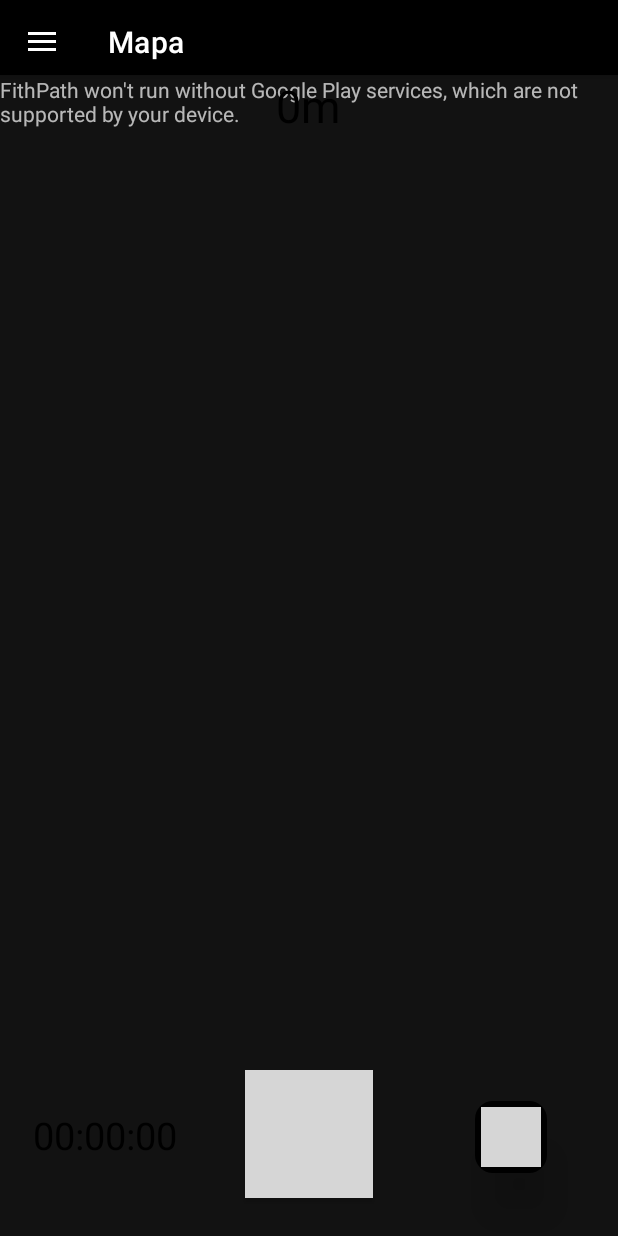
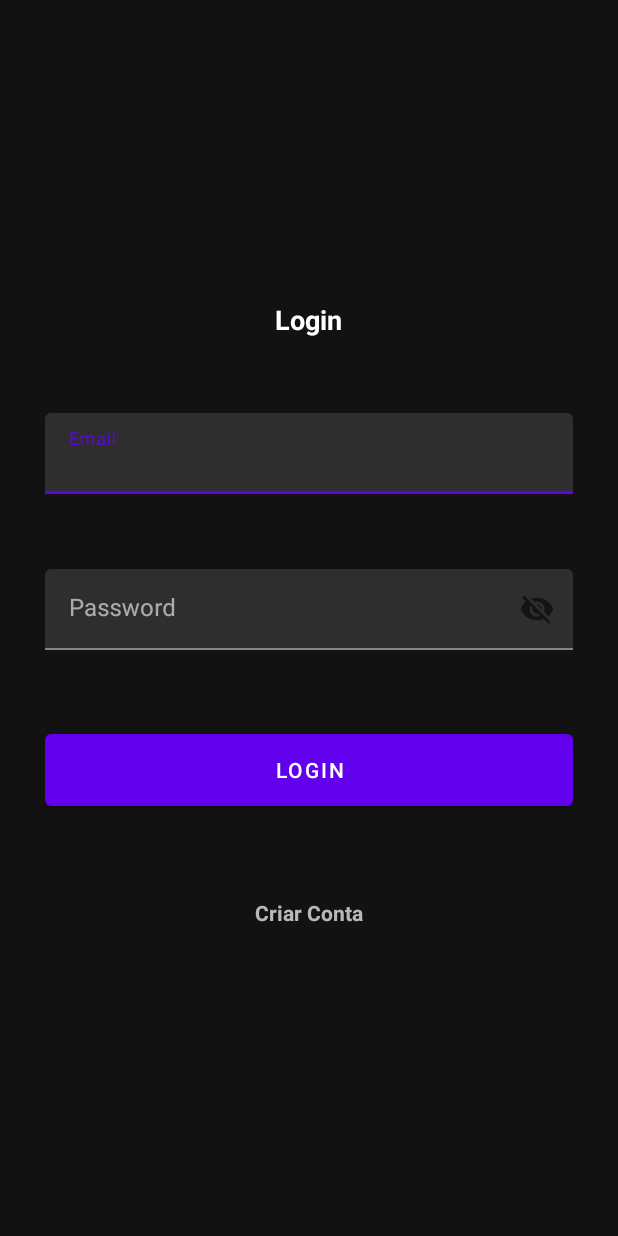
Before and after one commit to tiag021/FitPath, an Android app: the screen it shows after launch (MainActivity before the commit, Login after it), on a phone screen of 412 x 824 dp. Run offline under Robolectric (Android 15) with nearby library versions, the phone set to English and light mode, and no system bars; our stand-ins replace navigation-ui; grey boxes are pictures that could not be loaded.

Commit message:
Login & Registo
Login & Registo a conectar com a API

```diff
--- a/app/build.gradle
+++ b/app/build.gradle
@@ -53,4 +53,8 @@ dependencies {
     testImplementation 'junit:junit:4.13.2'
     androidTestImplementation 'androidx.test.ext:junit:1.1.4'
     androidTestImplementation 'androidx.test.espresso:espresso-core:3.5.0'
+
+    implementation 'com.squareup.retrofit2:retrofit:2.9.0'
+    implementation 'com.squareup.retrofit2:converter-gson:2.9.0'
+    implementation("com.squareup.okhttp3:logging-interceptor:4.10.0")
 }
--- /dev/null
+++ b/app/src/main/java/com/example/fithpath/Login.kt
@@ -0,0 +1,82 @@
+package com.example.fithpath
+
+import android.content.Intent
+import androidx.appcompat.app.AppCompatActivity
+import android.os.Bundle
+import android.widget.Toast
+import com.example.fithpath.client.ApiClient
+import com.example.fithpath.databinding.ActivityLoginBinding
+import com.example.fithpath.models.request.LoginRequest
+import com.example.fithpath.models.response.LoginResponse
+import retrofit2.Call
+import retrofit2.Callback
+import retrofit2.Response
+
+class Login : AppCompatActivity() {
+    private lateinit var binding: ActivityLoginBinding
+    override fun onCreate(savedInstanceState: Bundle?) {
+        super.onCreate(savedInstanceState)
+        binding = ActivityLoginBinding.inflate(layoutInflater)
+        val root = binding.root
+        setContentView(root)
+        initData()
+    }
+
+    private fun initData(){
+        clickListener()
+    }
+
+    private fun clickListener(){
+        binding.tvRegister.setOnClickListener{
+            moveToRegister()
+        }
+        binding.btnLogin.setOnClickListener{
+            getInputs()
+        }
+    }
+
+    private fun moveToRegister(){
+        startActivity(Intent(this, Register::class.java))
+    }
+
+    private fun getInputs(){
+        val email = binding.lgEmail.text.toString()
+        val password = binding.lgPassword.text.toString()
+
+        if(email.isNotEmpty() && password.isNotEmpty()){
+            loginUser(email, password)
+        }else{
+            showMessage("")
+        }
+    }
+
+    private fun showMessage(message: String){
+        Toast.makeText(this, message, Toast.LENGTH_SHORT).show()
+    }
+
+
+    private fun loginUser(email: String, password: String){
+        val loginRequest = LoginRequest(email, password)
+
+        val apiCall = ApiClient.getApiService().loginUser(loginRequest)
+        apiCall.enqueue(object : Callback<LoginResponse> {
+            override fun onResponse(call: Call<LoginResponse>, response: Response<LoginResponse>) {
+                if(response.isSuccessful){
+                    moveToMainActivity()
+                }else{
+                    showMessage("Não foi possivel iniciar sessão. Verifique a sua password")
+                }
+            }
+
+            override fun onFailure(call: Call<LoginResponse>, t: Throwable) {
+                TODO("Not yet implemented")
+            }
+
+        })
+    }
+
+    private fun moveToMainActivity() {
+        startActivity(Intent(this, MainActivity::class.java))
+    }
+
+}
--- a/app/src/main/java/com/example/fithpath/MainActivity.kt
+++ b/app/src/main/java/com/example/fithpath/MainActivity.kt
@@ -1,5 +1,6 @@
 package com.example.fithpath
 
+import android.content.Intent
 import android.os.Bundle
 import android.view.Menu
 import android.view.MenuItem
@@ -18,11 +19,17 @@ import com.example.fithpath.databinding.ActivityMainBinding
 
 class MainActivity : AppCompatActivity() {
 
+    val notLoginFlag = true
+
     private lateinit var appBarConfiguration: AppBarConfiguration
     private lateinit var binding: ActivityMainBinding
 
     override fun onCreate(savedInstanceState: Bundle?) {
         super.onCreate(savedInstanceState)
+
+        if (notLoginFlag){
+            moveToLogin()
+        }
 
         binding = ActivityMainBinding.inflate(layoutInflater)
         setContentView(binding.root)
@@ -50,4 +57,8 @@ class MainActivity : AppCompatActivity() {
         val navController = findNavController(R.id.nav_host_fragment_content_main)
         return navController.navigateUp(appBarConfiguration) || super.onSupportNavigateUp()
     }
+
+    private fun moveToLogin(){
+        startActivity(Intent(this, Login::class.java))
+    }
 }
--- /dev/null
+++ b/app/src/main/java/com/example/fithpath/models/DefaultResponse.kt
@@ -0,0 +1,3 @@
+package com.example.fithpath.models
+
+data class DefaultResponse(val success: Boolean, val message: String)
--- /dev/null
+++ b/app/src/main/java/com/example/fithpath/models/request/LoginRequest.kt
@@ -0,0 +1,6 @@
+package com.example.fithpath.models.request
+
+data class LoginRequest(
+    val email: String,
+    val password: String
+)
--- /dev/null
+++ b/app/src/main/res/layout/activity_login.xml
@@ -0,0 +1,92 @@
+<?xml version="1.0" encoding="utf-8"?>
+<androidx.constraintlayout.widget.ConstraintLayout
+    xmlns:android="http://schemas.android.com/apk/res/android"
+    xmlns:app="http://schemas.android.com/apk/res-auto"
+    xmlns:tools="http://schemas.android.com/tools"
+    android:layout_width="match_parent"
+    android:layout_height="match_parent"
+    tools:context=".Login">
+
+    <LinearLayout
+        android:layout_width="0dp"
+        app:layout_constraintStart_toStartOf="parent"
+        app:layout_constraintEnd_toEndOf="parent"
+        app:layout_constraintTop_toTopOf="parent"
+        app:layout_constraintBottom_toBottomOf="parent"
+        android:orientation="vertical"
+        android:layout_height="wrap_content">
+        <TextView
+            android:text="Login"
+            android:textSize="18sp"
+            android:layout_gravity="center"
+            android:textStyle="bold"
+            android:layout_height="wrap_content"
+            android:layout_width="wrap_content"
+            android:textColor="@color/white"/>
+        <com.google.android.material.textfield.TextInputLayout
+            android:id="@+id/lgfEmail"
+            android:layout_width="match_parent"
+            android:layout_height="match_parent"
+            android:layout_marginStart="30dp"
+            android:layout_marginEnd="30dp"
+            android:layout_marginTop="50dp">
+            <com.google.android.material.textfield.TextInputEditText
+                android:id="@+id/lgEmail"
+                android:hint="Email"
+                android:textColor="@color/white"
+                android:padding="16dp"
+                android:layout_width="match_parent"
+                android:layout_height="wrap_content"/>
+
+        </com.google.android.material.textfield.TextInputLayout>
+
+        <com.google.android.material.textfield.TextInputLayout
+            android:id="@+id/lgfPassword"
+            android:layout_width="match_parent"
+            android:layout_height="match_parent"
+            android:layout_marginStart="30dp"
+            app:passwordToggleEnabled="true"
+            app:passwordToggleContentDescription="password"
+            app:passwordToggleTint="@color/common_google_signin_btn_text_light_focused"
+            android:layout_marginEnd="30dp"
+            android:layout_marginTop="50dp">
+            <com.google.android.material.textfield.TextInputEditText
+                android:id="@+id/lgPassword"
+                android:hint="Password"
+                android:textColor="@color/white"
+                android:padding="16dp"
+                android:layout_width="match_parent"
+                android:layout_height="wrap_content"/>
+
+        </com.google.android.material.textfield.TextInputLayout>
+
+        <Button
+            android:id="@+id/btnLogin"
+            android:text="Login"
+            android:layout_marginTop="50dp"
+            android:layout_marginStart="30dp"
+            android:layout_marginEnd="30dp"
+            android:layout_width="match_parent"
+            android:layout_height="60dp"/>
+        <LinearLayout
+            android:orientation="horizontal"
+            android:layout_gravity="center"
+            android:layout_width="wrap_content"
+            android:layout_height="wrap_content">
+
+            <TextView
+                android:id="@+id/tvRegister"
+                android:text="Criar Conta"
+                android:layout_marginTop="50dp"
+                android:layout_marginStart="30dp"
+                android:layout_marginEnd="30dp"
+                android:textStyle="bold"
+                android:padding="5dp"
+                android:layout_width="wrap_content"
+                android:layout_height="wrap_content"/>
+
+        </LinearLayout>
+
+    </LinearLayout>
+
+</androidx.constraintlayout.widget.ConstraintLayout>
```
Also changed, not shown: app/src/main/AndroidManifest.xml (+19 -2 lines), app/src/main/java/com/example/fithpath/Register.kt (added, +86 -0 lines), app/src/main/java/com/example/fithpath/client/ApiClient.kt (added, +32 -0 lines), app/src/main/java/com/example/fithpath/models/request/RegisterRequest.kt (added, +8 -0 lines), app/src/main/java/com/example/fithpath/models/response/LoginResponse.kt (added, +8 -0 lines), app/src/main/java/com/example/fithpath/models/response/RegisterResponse.kt (added, +8 -0 lines), app/src/main/java/com/example/fithpath/service/ApiService.kt (added, +17 -0 lines), app/src/main/res/layout/activity_register.xml (added, +125 -0 lines).
